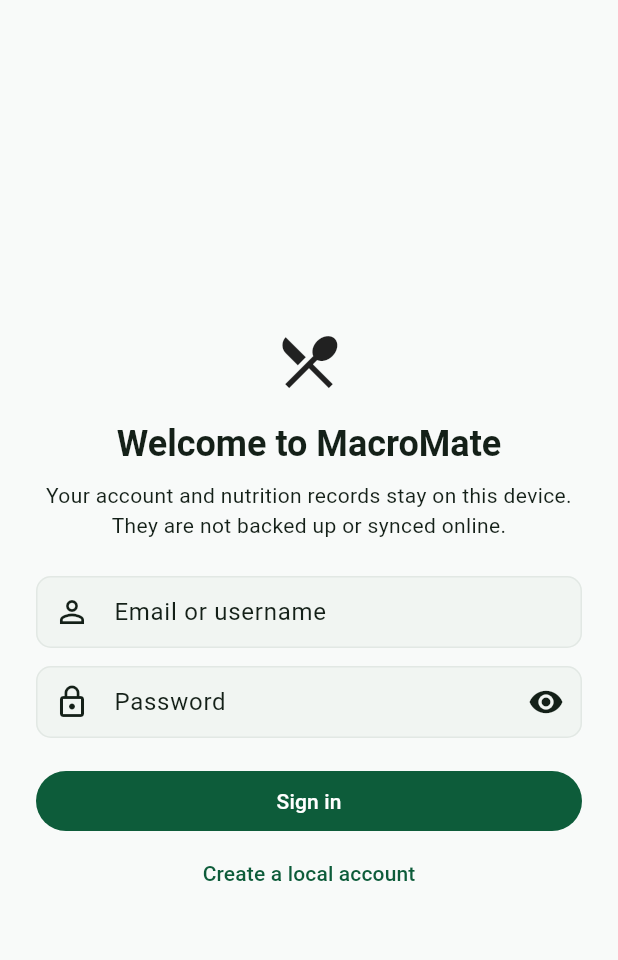
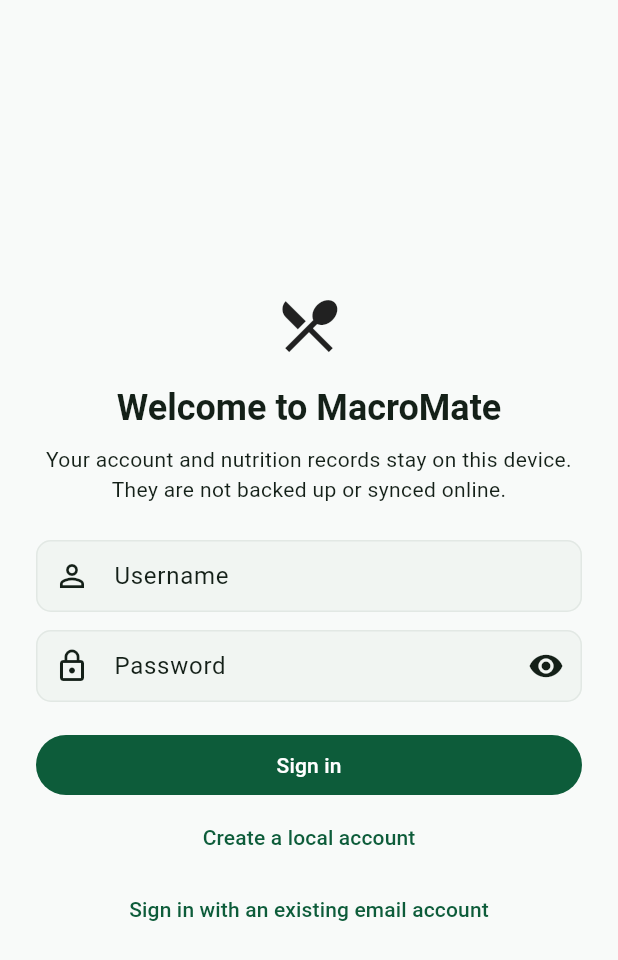
Before and after one commit to sahilkadu68/MacroMate, a Flutter app: the screen it shows after launch, on a phone screen of 412 x 824 dp. Shown: the top 960 px of the screen. Run offline on Flutter 3.47's test engine with Material 3 defaults, Android fonts, the phone set to English and light mode, and no system bars; our stand-ins replace fl_chart, shared_preferences, sqflite, sqflite_common_ffi, sqflite_common_ffi_web; accounts and stored records are empty.

Commit message:
Fix account provider scope and profile initialization

```diff
--- a/lib/app.dart
+++ b/lib/app.dart
@@ -10,7 +10,14 @@
 
   @override
   Widget build(BuildContext context) {
-    return MaterialApp(
+    return AnimatedBuilder(
+      animation: auth,
+      builder: (context, _) {
+        final account = auth.account;
+        final app = MaterialApp(
+          key: ValueKey(
+            'session_${account?.id}_${account?.onboardingComplete}',
+          ),
           title: AppConstants.appName,
           debugShowCheckedModeBanner: false,
           theme: AppTheme.lightTheme,
@@ -18,5 +25,9 @@
           themeMode: ThemeMode.light,
           home: AuthGate(auth: auth),
         );
+        if (account == null || !account.onboardingComplete) return app;
+        return AccountScope(key: ValueKey(account.id), auth: auth, child: app);
+      },
+    );
   }
 }
--- a/lib/features/auth/auth_gate.dart
+++ b/lib/features/auth/auth_gate.dart
@@ -24,7 +24,7 @@
   @override
   void initState() {
     super.initState();
-    widget.auth.initialize();
+    if (widget.auth.loading) widget.auth.initialize();
   }
 
   @override
@@ -42,10 +42,42 @@
         if (!account.onboardingComplete) {
           return OnboardingScreen(auth: widget.auth);
         }
-        return MultiProvider(
-          key: ValueKey(account.id),
+        final profile = context.watch<ProfileProvider>();
+        if (profile.isLoading) {
+          return const Scaffold(
+            body: Center(child: CircularProgressIndicator()),
+          );
+        }
+        if (profile.errorMessage != null) {
+          return Scaffold(
+            body: Center(
+              child: Column(
+                mainAxisSize: MainAxisSize.min,
+                children: [
+                  const Text('Could not load your saved profile.'),
+                  FilledButton(
+                    onPressed: profile.loadProfile,
+                    child: const Text('Try again'),
+                  ),
+                ],
+              ),
+            ),
+          );
+        }
+        return const MainScaffold();
+      },
+    );
+  }
+}
+
+class AccountScope extends StatelessWidget {
+  const AccountScope({super.key, required this.auth, required this.child});
+  final AuthController auth;
+  final Widget child;
+  @override
+  Widget build(BuildContext context) => MultiProvider(
     providers: [
-            ChangeNotifierProvider.value(value: widget.auth),
+      ChangeNotifierProvider.value(value: auth),
       ChangeNotifierProvider(create: (_) => ProfileProvider()),
       ChangeNotifierProvider(create: (_) => FoodProvider()),
       ChangeNotifierProvider(create: (_) => MealProvider()),
@@ -53,9 +85,6 @@
       ChangeNotifierProvider(create: (_) => ProteinFinderProvider()),
       ChangeNotifierProvider(create: (_) => PlanProvider()),
     ],
-          child: const MainScaffold(),
-        );
-      },
+    child: child,
   );
 }
-}
--- a/lib/features/auth/auth_screen.dart
+++ b/lib/features/auth/auth_screen.dart
@@ -16,6 +16,7 @@
   final _password = TextEditingController();
   final _confirm = TextEditingController();
   bool _register = false;
+  bool _legacyEmail = false;
   bool _showPassword = false;
   bool _busy = false;
   String? _message;
@@ -30,10 +31,13 @@
 
   String? _identifierValidator(String? value) {
     final identifier = value?.trim() ?? '';
-    final isEmail = RegExp(r'^[^\s@]+@[^\s@]+\.[^\s@]+$').hasMatch(identifier);
-    final isUsername = RegExp(r'^[a-zA-Z0-9_.-]{3,32}$').hasMatch(identifier);
-    if (isEmail || isUsername) return null;
-    return 'Enter a valid email or a username (3–32 letters/numbers).';
+    if (!_register && _legacyEmail) {
+      return RegExp(r'^[^\s@]+@[^\s@]+\.[^\s@]+$').hasMatch(identifier)
+          ? null
+          : 'Enter your existing account email.';
+    }
+    if (RegExp(r'^[a-zA-Z0-9_.-]{3,32}$').hasMatch(identifier)) return null;
+    return 'Use 3–32 letters, numbers, dots, underscores or hyphens.';
   }
 
   Future<void> _submit() async {
@@ -104,12 +108,14 @@
                         TextFormField(
                           controller: _identifier,
                           validator: _identifierValidator,
-                          keyboardType: TextInputType.emailAddress,
+                          keyboardType: TextInputType.text,
                           textInputAction: TextInputAction.next,
                           autofillHints: const [AutofillHints.username],
-                          decoration: const InputDecoration(
-                            labelText: 'Email or username',
-                            prefixIcon: Icon(Icons.person_outline),
+                          decoration: InputDecoration(
+                            labelText: !_register && _legacyEmail
+                                ? 'Email'
+                                : 'Username',
+                            prefixIcon: const Icon(Icons.person_outline),
                           ),
                         ),
                         const SizedBox(height: 12),
@@ -193,6 +199,20 @@
                           : 'Create a local account',
                     ),
                   ),
+                  if (!_register)
+                    TextButton(
+                      onPressed: _busy
+                          ? null
+                          : () => setState(() {
+                              _legacyEmail = !_legacyEmail;
+                              _identifier.clear();
+                            }),
+                      child: Text(
+                        _legacyEmail
+                            ? 'Use username instead'
+                            : 'Sign in with an existing email account',
+                      ),
+                    ),
                 ],
               ),
             ),
```
Also changed, not shown: 2 other files. Lines whose indentation alone changed are shown as unchanged.
